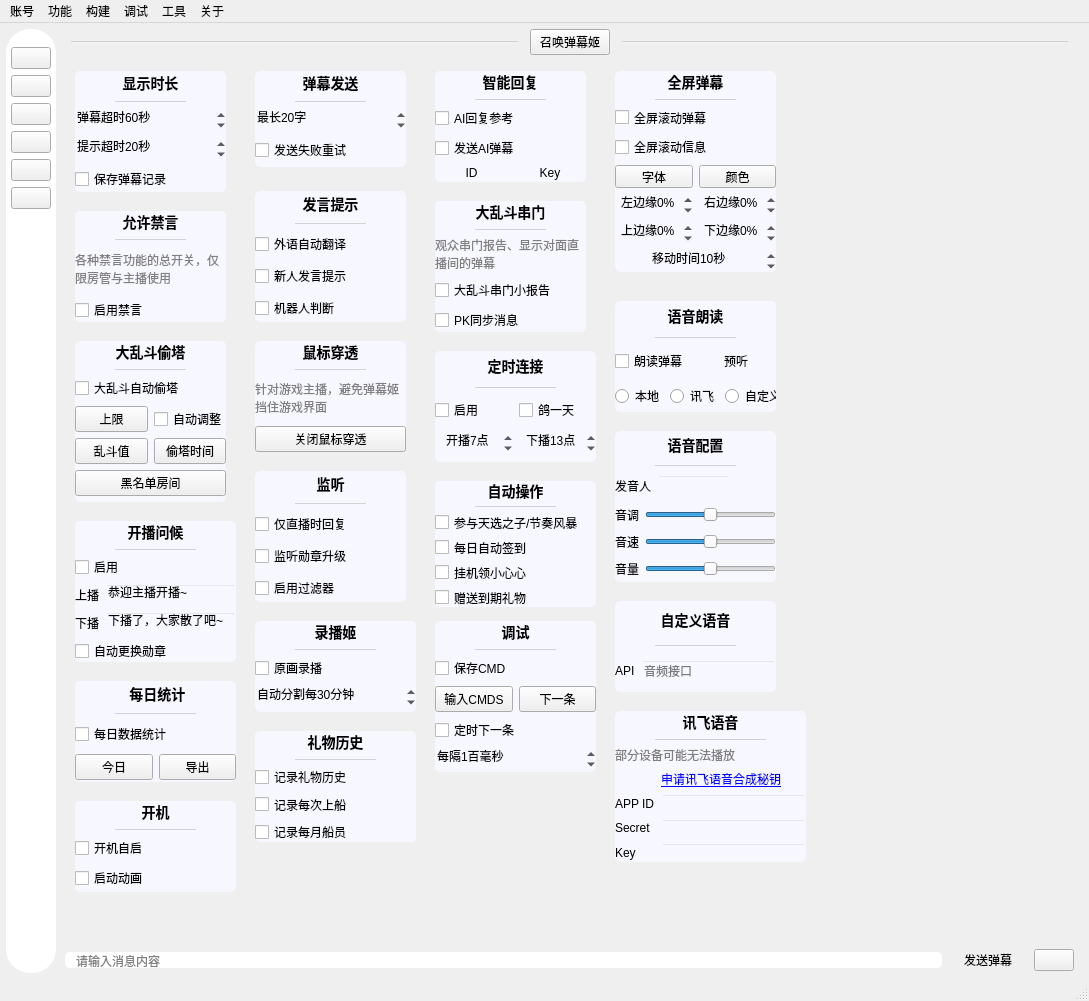
Before: the Qt Designer form mainwindow/mainwindow.ui in iwxyi/Bilibili-MagicalDanmaku, drawn with Qt 5.
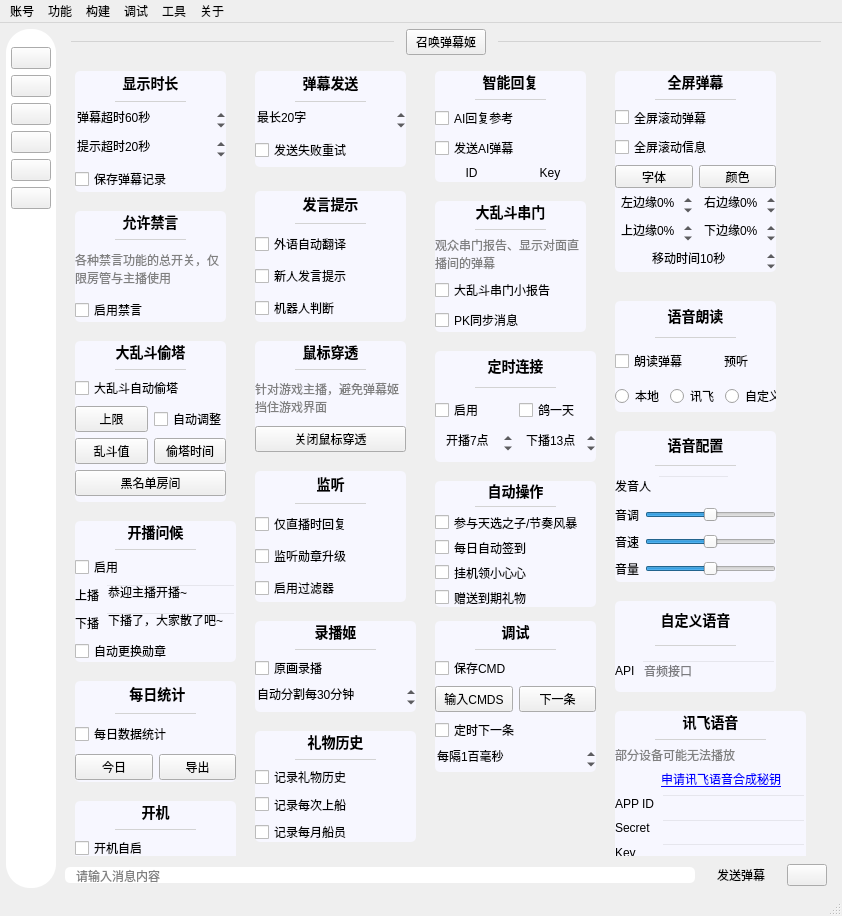
After: the same form once the commit is applied. The open tabs and pages were chosen to show the change. Icons and pictures are not drawn. Custom widgets are drawn as their Qt base class.

```diff
--- a/mainwindow/mainwindow.ui
+++ b/mainwindow/mainwindow.ui
@@ -6,8 +6,8 @@
    <rect>
     <x>0</x>
     <y>0</y>
-    <width>1089</width>
-    <height>1001</height>
+    <width>842</width>
+    <height>916</height>
    </rect>
   </property>
   <property name="windowTitle">
@@ -1046,8 +1046,8 @@
             <rect>
              <x>0</x>
              <y>0</y>
-             <width>1011</width>
-             <height>885</height>
+             <width>65</width>
+             <height>16</height>
             </rect>
            </property>
            <property name="styleSheet">
@@ -6428,7 +6428,7 @@
     <rect>
      <x>0</x>
      <y>0</y>
-     <width>1089</width>
+     <width>842</width>
      <height>21</height>
     </rect>
    </property>
```
Left out of the diff: 78 changed lines with no effect on the pictures.
